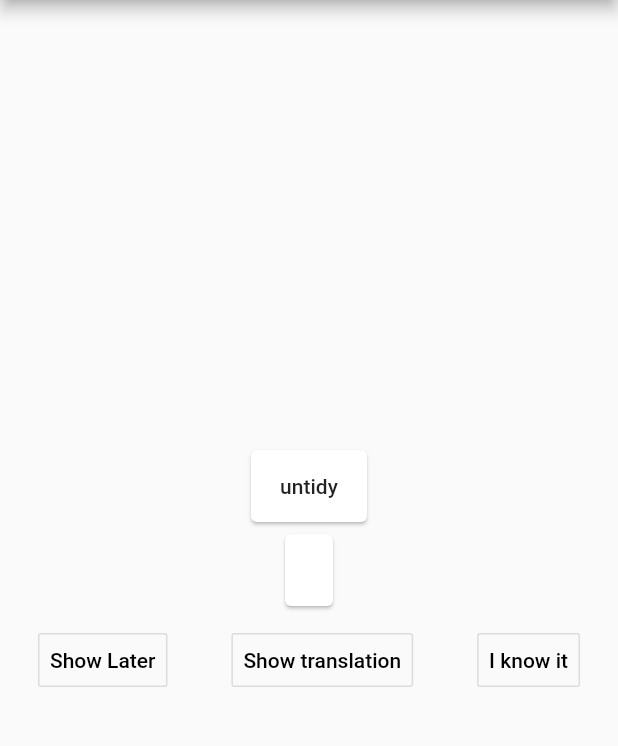
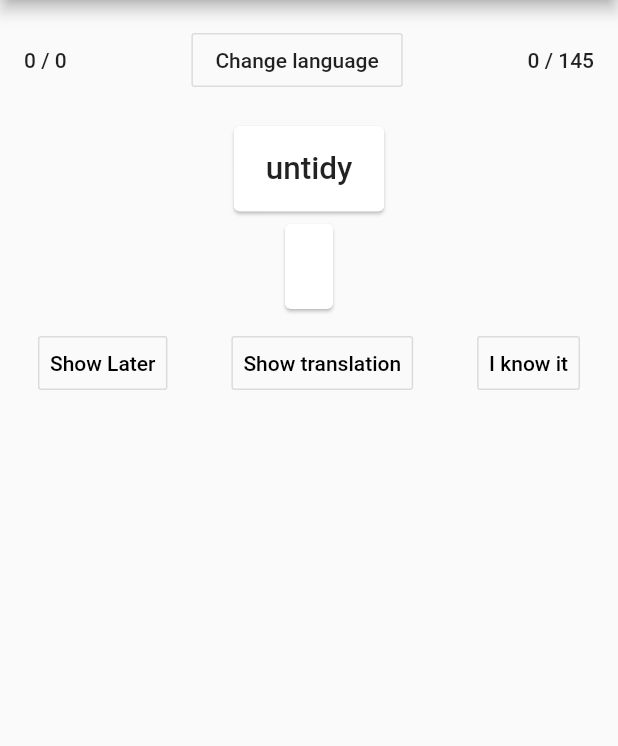
Before and after one commit to vladimirobolonnyy/owl_language, a Flutter app: the screen it shows after launch, on a phone screen of 412 x 824 dp, the part 84-830 px from its top. Run offline on Flutter 3.47's test engine with Material 2 defaults, Android fonts, the phone set to English and light mode, and no system bars.

Commit message:
some improvements

```diff
--- a/lib/main.dart
+++ b/lib/main.dart
@@ -31,26 +31,34 @@ class MyHomePage extends StatefulWidget {
 
 class _MyHomePageState extends State<MyHomePage> {
   int count = 0;
-  String eng = "";
-  String rus = "";
-  var firstTime = true;
-
-  void _setRusText() {
-    setState(() {
-      rus = words[count].ru;
-    });
-  }
+  int listSize = 0;
+  String topText = "";
+  String bottomText = "";
+  int know = 0;
+  int forgot = 0;
+  bool firstTime = true;
+  bool showEng = true;
 
   void _successGoNext() {
     setState(() {
       count += 1;
+      know += 1;
       _getNewItems();
     });
   }
 
   void _notSuccessGoNext() {
     setState(() {
+      forgot += 1;
+      words.add(words[count]);
       count += 1;
+      _getNewItems();
+    });
+  }
+
+  void _changeLanguage() {
+    setState(() {
+      showEng = !showEng;
       _getNewItems();
     });
   }
@@ -64,13 +72,32 @@ class _MyHomePageState extends State<MyHomePage> {
   }
 
   void _getNewItems() {
-    if (count < words.length) {
-      eng = words[count].eng;
-      rus = "";
+    listSize = words.length;
+    if (count < listSize) {
+      if (showEng) {
+        topText = words[count].eng.toLowerCase();
       } else {
-      eng = "Thats all";
-      rus = "Thats all";
+        topText = words[count].ru.toLowerCase();
       }
+      bottomText = "";
+    } else {
+      topText = "Thats all";
+      bottomText = "Thats all";
+    }
+  }
+
+  void _setRusText() {
+    setState(() {
+      if (bottomText == "") {
+        if (showEng) {
+          bottomText = words[count].ru.toLowerCase();
+        } else {
+          bottomText = words[count].eng.toLowerCase();
+        }
+      } else {
+        bottomText = "";
+      }
+    });
   }
 
   @override
@@ -106,20 +133,43 @@ class _MyHomePageState extends State<MyHomePage> {
           // center the children vertically; the main axis here is the vertical
           // axis because Columns are vertical (the cross axis would be
           // horizontal).
+          mainAxisAlignment: MainAxisAlignment.start,
+          children: <Widget>[
+            Padding(
+                padding: const EdgeInsets.all(16.0),
+                child: Row(
+                    mainAxisAlignment: MainAxisAlignment.spaceBetween,
+                    children: <Widget>[
+                      Text(
+                        '$know / $forgot',
+                        style: Theme.of(context).textTheme.bodyText1,
+                      ),
+                      OutlineButton(
+                        child: Text("Change language"),
+                        onPressed: _changeLanguage,
+                      ),
+                      Text(
+                        '$count / $listSize',
+                        style: Theme.of(context).textTheme.bodyText1,
+                      )
+                    ])),
+            Column(
                 mainAxisAlignment: MainAxisAlignment.center,
                 children: <Widget>[
                   Card(
                       child: Padding(
                           padding: const EdgeInsets.all(16.0),
                           child: Text(
-                      eng,
+                            topText,
+                            textScaleFactor: 1.5,
                             style: Theme.of(context).textTheme.bodyText1,
                           ))),
                   Card(
                       child: Padding(
                           padding: const EdgeInsets.all(16.0),
                           child: Text(
-                      rus,
+                            bottomText,
+                            textScaleFactor: 1.5,
                             style: Theme.of(context).textTheme.bodyText1,
                           ))),
                   ButtonBar(
@@ -140,6 +190,7 @@ class _MyHomePageState extends State<MyHomePage> {
                       )
                     ],
                   )
+                ])
           ],
         ),
       ),
--- a/lib/words.dart
+++ b/lib/words.dart
@@ -1,5 +1,3 @@
-import 'dart:math';
-
 class EngRuWords {
   EngRuWords(this.eng, this.ru);
 
```
Lines whose indentation alone changed are shown as unchanged.
